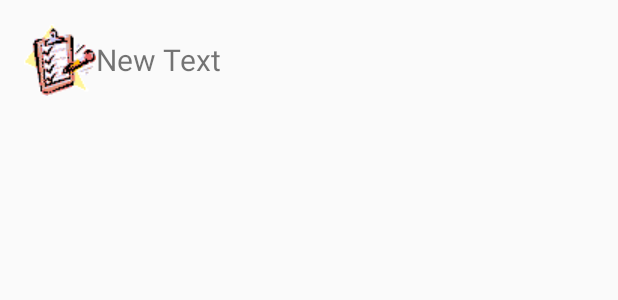
After one commit to masterUNG/MyIshiharaRmutsb, an Android app: the layout activity_read_all_data.xml on its own in the app's theme, with its tools: preview values and no code run, on a phone screen of 412 x 824 dp. The commit adds this screen. Shown: the top 300 px of the screen. Run offline under Robolectric (Android 15) with nearby library versions, the phone set to English and light mode, and no system bars.

```diff
--- a/app/src/main/AndroidManifest.xml
+++ b/app/src/main/AndroidManifest.xml
@@ -21,6 +21,10 @@
             android:name=".ShowScoreActivity"
             android:label="@string/title_activity_show_score" >
         </activity>
+        <activity
+            android:name=".ReadAllDataActivity"
+            android:label="@string/title_activity_read_all_data" >
+        </activity>
     </application>
 
 </manifest>
--- /dev/null
+++ b/app/src/main/res/layout/activity_read_all_data.xml
@@ -0,0 +1,34 @@
+<RelativeLayout xmlns:android="http://schemas.android.com/apk/res/android"
+    xmlns:tools="http://schemas.android.com/tools" android:layout_width="match_parent"
+    android:layout_height="match_parent" android:paddingLeft="@dimen/activity_horizontal_margin"
+    android:paddingRight="@dimen/activity_horizontal_margin"
+    android:paddingTop="@dimen/activity_vertical_margin"
+    android:paddingBottom="@dimen/activity_vertical_margin"
+    tools:context="appewtc.masterung.myishihararmutsb.ReadAllDataActivity">
+
+    <LinearLayout
+        android:orientation="vertical"
+        android:layout_width="match_parent"
+        android:layout_height="wrap_content">
+
+        <LinearLayout
+            android:orientation="horizontal"
+            android:layout_width="match_parent"
+            android:layout_height="match_parent">
+
+            <ImageView
+                android:layout_width="wrap_content"
+                android:layout_height="wrap_content"
+                android:id="@+id/imageView2"
+                android:src="@drawable/icon_myaccount" />
+
+            <TextView
+                android:layout_width="wrap_content"
+                android:layout_height="wrap_content"
+                android:text="New Text"
+                android:id="@+id/txtShowTime"
+                android:textSize="20dp"
+                android:layout_gravity="center_vertical" />
+        </LinearLayout>
+    </LinearLayout>
+</RelativeLayout>
--- a/app/src/main/res/values/strings.xml
+++ b/app/src/main/res/values/strings.xml
@@ -5,4 +5,5 @@
     <string name="action_settings">Settings</string>
     <string name="title">Ishihara</string>
     <string name="title_activity_show_score">ShowScoreActivity</string>
+    <string name="title_activity_read_all_data">ReadAllDataActivity</string>
 </resources>
```
Also changed, not shown: app/src/main/java/appewtc/masterung/myishihararmutsb/IshiharaTABLE.java (+27 -0 lines), app/src/main/java/appewtc/masterung/myishihararmutsb/ReadAllDataActivity.java (added, +53 -0 lines), app/src/main/java/appewtc/masterung/myishihararmutsb/ShowScoreActivity.java (+12 -1 lines), app/src/main/res/menu/menu_read_all_data.xml (added, +7 -0 lines), app/src/main/res/menu/menu_show_score.xml (+6 -1 lines), app/src/main/res/drawable/icon_myaccount.png (added).
